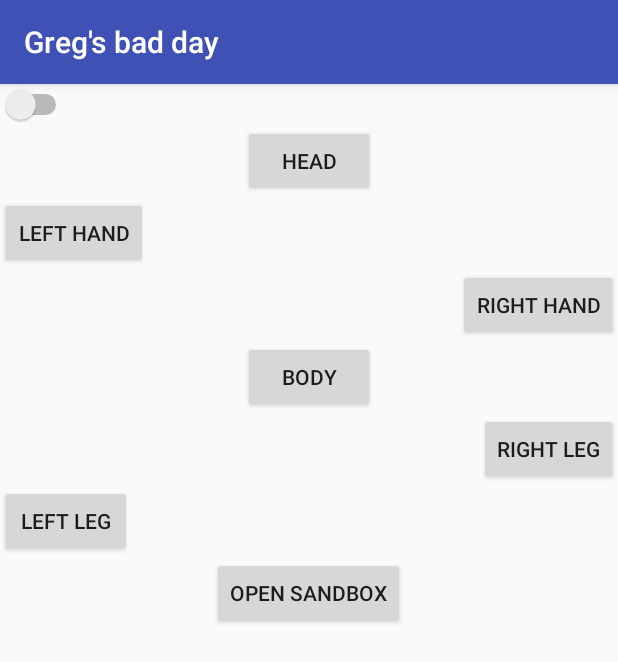
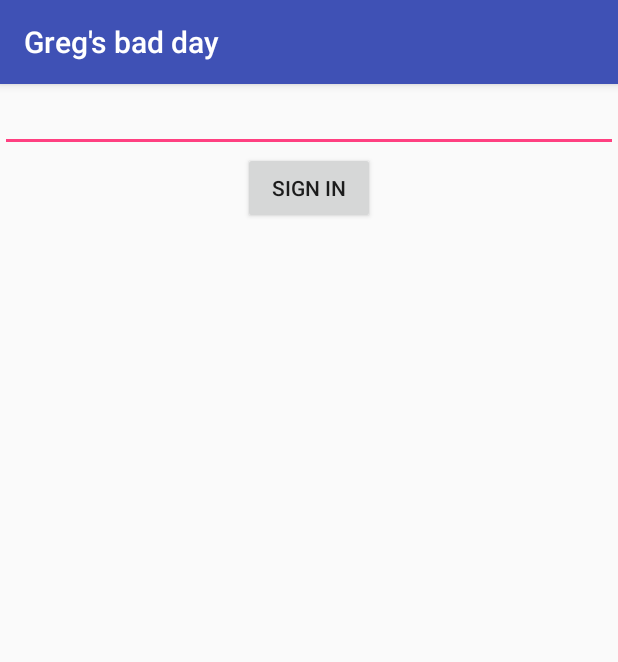
Before and after one commit to obec/GGJ2016-Android, an Android app: the screen it shows after launch (MainActivity before the commit, SignIn after it), on a phone screen of 412 x 824 dp. Shown: the top 662 px of the screen. Run offline under Robolectric (Android 15) with nearby library versions, the phone set to English and light mode, and no system bars; our stand-ins replace ButterKnife.

Commit message:
Added sign in button

```diff
--- a/app/src/main/AndroidManifest.xml
+++ b/app/src/main/AndroidManifest.xml
@@ -8,12 +8,14 @@
         android:supportsRtl="true"
         android:theme="@style/AppTheme">
 
-        <activity android:name=".MainActivity">
+        <activity android:name=".SignIn">
             <intent-filter>
-                <action android:name="android.intent.action.MAIN" />
-                <category android:name="android.intent.category.LAUNCHER" />
+                <action android:name="android.intent.action.MAIN"/>
+                <category android:name="android.intent.category.LAUNCHER"/>
             </intent-filter>
         </activity>
+
+        <activity android:name=".MainActivity"/>
 
         <activity
             android:name=".PuzzleSandbox"/>
--- /dev/null
+++ b/app/src/main/java/ggj2016/com/gregsbadday/SignIn.java
@@ -0,0 +1,39 @@
+package ggj2016.com.gregsbadday;
+
+import android.content.Intent;
+import android.os.Bundle;
+import android.support.v7.app.AppCompatActivity;
+import android.util.Log;
+import android.widget.Button;
+import android.widget.EditText;
+
+import butterknife.Bind;
+import butterknife.ButterKnife;
+import butterknife.OnClick;
+
+/**
+ * Created by Sami on 1/30/16.
+ */
+public class SignIn extends AppCompatActivity {
+
+    private static final String TAG = SignIn.class.getSimpleName();
+
+    @Bind(R.id.sign_in) Button signInButton;
+    @Bind(R.id.sign_in_text)
+    EditText signInText;
+
+
+    @Override
+    protected void onCreate(Bundle savedInstanceState) {
+        super.onCreate(savedInstanceState);
+        setContentView(R.layout.activity_sign_in);
+        ButterKnife.bind(this);
+    }
+
+    @OnClick(R.id.sign_in)
+    protected void onSignInClicked(){
+        Log.d(TAG, String.format("Login text: %s", signInText.getText()));
+        Intent intent = new Intent(this, MainActivity.class);
+        startActivity(intent);
+    }
+}
--- /dev/null
+++ b/app/src/main/res/layout/activity_sign_in.xml
@@ -0,0 +1,20 @@
+<?xml version="1.0" encoding="utf-8"?>
+<LinearLayout xmlns:android="http://schemas.android.com/apk/res/android"
+    android:orientation="vertical" android:layout_width="match_parent"
+    android:layout_height="match_parent">
+
+    <EditText
+        android:id="@+id/sign_in_text"
+        android:layout_width="match_parent"
+        android:layout_height="wrap_content"
+        android:layout_gravity="center_horizontal"
+        android:inputType="number|numberDecimal"
+        android:imeOptions="actionDone"/>
+
+    <Button
+        android:id="@+id/sign_in"
+        android:layout_width="wrap_content"
+        android:layout_height="wrap_content"
+        android:text="@string/button_sign_in"
+        android:layout_gravity="center_horizontal" />
+</LinearLayout>
--- a/app/src/main/res/values/strings.xml
+++ b/app/src/main/res/values/strings.xml
@@ -6,5 +6,6 @@
     <string name="button_body">Body</string>
     <string name="button_right_leg">Right Leg</string>
     <string name="button_left_leg">Left Leg</string>
+    <string name="button_sign_in">Sign In</string>
     <string name="open_sandbox">Open Sandbox</string>
 </resources>
```
